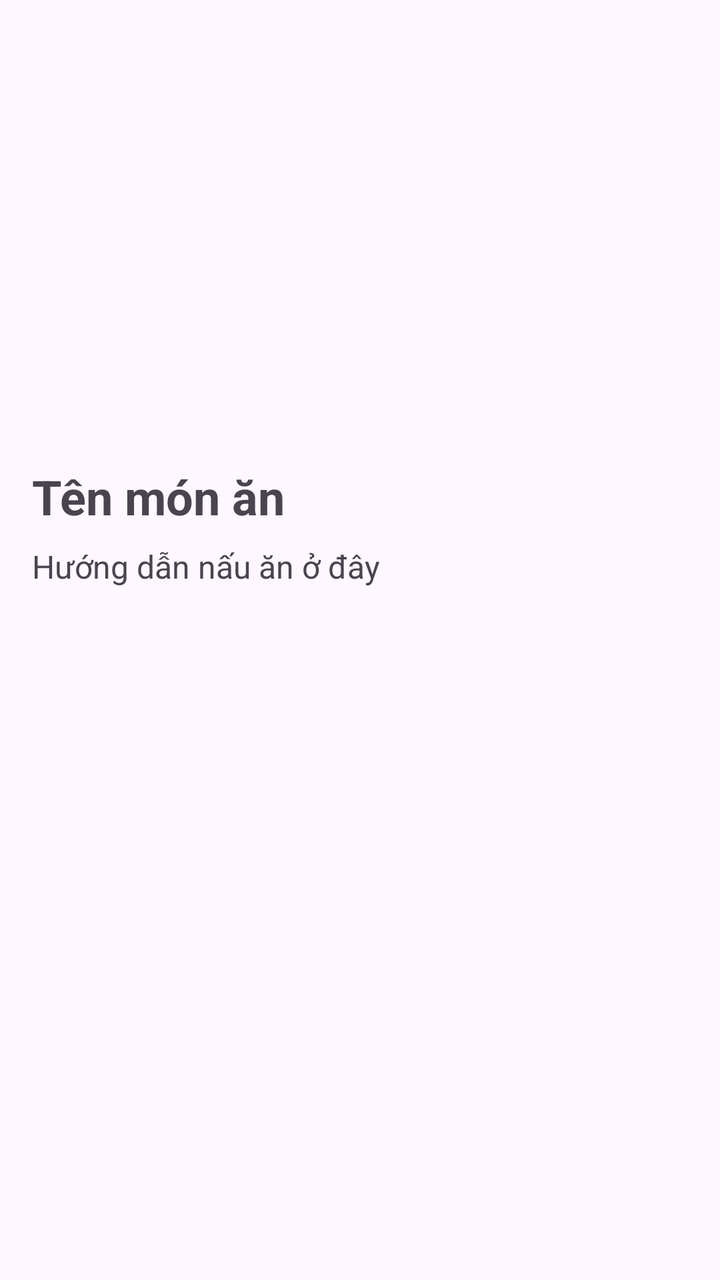
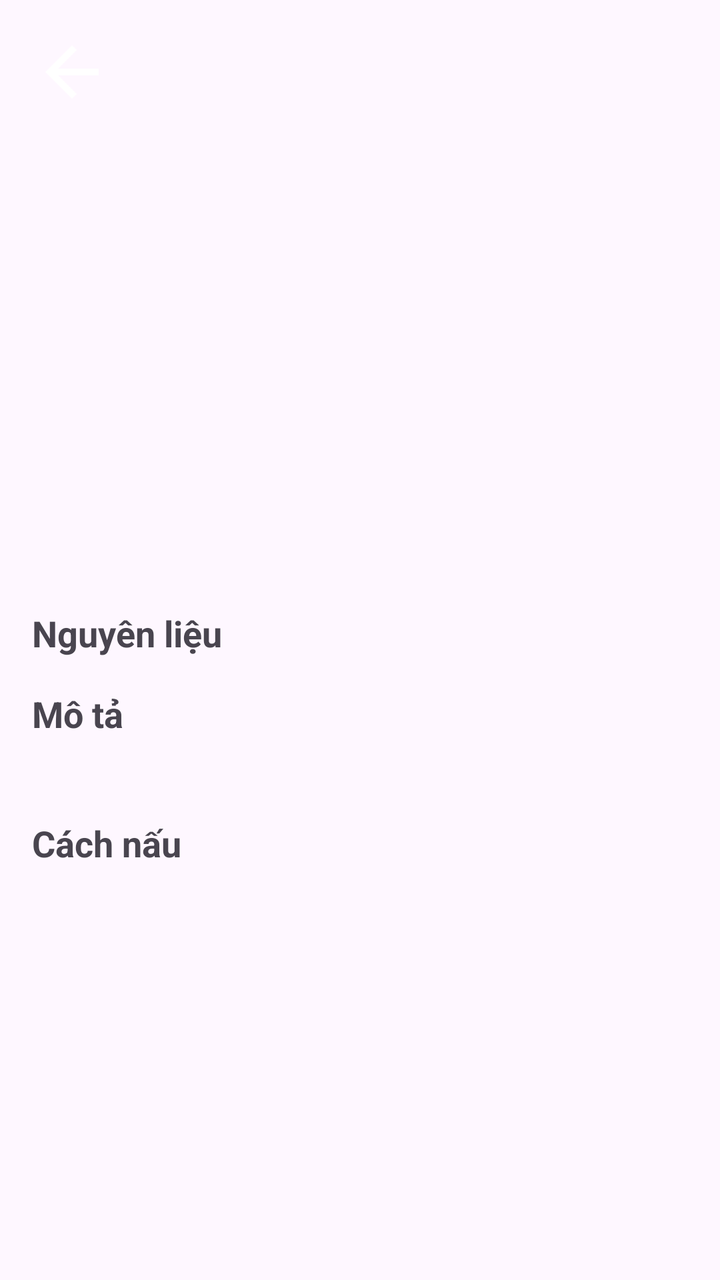

Screens rendered from an Android XML layout before and after an edit, with the pre-edit source and the edit as a unified diff.
<!-- AndroidManifest.xml: application theme Theme.MenuBuilderV2 -->
<!-- res/layout/activity_view_food_detail.xml -->
<?xml version="1.0" encoding="utf-8"?>
<ScrollView xmlns:android="http://schemas.android.com/apk/res/android"
    android:id="@+id/main"
    android:layout_width="match_parent"
    android:layout_height="match_parent"
    android:padding="16dp">

    <LinearLayout
        android:layout_width="match_parent"
        android:layout_height="wrap_content"
        android:orientation="vertical">

        <ImageView
            android:id="@+id/imgFoodDetail"
            android:layout_width="match_parent"
            android:layout_height="200dp"
            android:scaleType="centerCrop"
            android:layout_marginBottom="16dp"/>

        <TextView
            android:id="@+id/txtFoodTitle"
            android:layout_width="wrap_content"
            android:layout_height="wrap_content"
            android:text="Tên món ăn"
            android:textSize="24sp"
            android:textStyle="bold"
            android:layout_marginBottom="8dp" />

        <TextView
            android:id="@+id/txtFoodGuide"
            android:layout_width="wrap_content"
            android:layout_height="wrap_content"
            android:text="Hướng dẫn nấu ăn ở đây"
            android:textSize="16sp" />
    </LinearLayout>

</ScrollView>
<!-- resources referenced by this layout -->
<resources>
  <style name="Theme.MenuBuilderV2" parent="Base.Theme.MenuBuilderV2" />
  <style name="Base.Theme.MenuBuilderV2" parent="Theme.Material3.DayNight.NoActionBar">
          
          
      </style>
</resources>

<!-- the commit's change to res/layout/activity_view_food_detail.xml (unified diff, before → after) -->
@@ -3,35 +3,98 @@
     android:id="@+id/main"
     android:layout_width="match_parent"
     android:layout_height="match_parent"
-    android:padding="16dp">
+    android:fillViewport="true">
 
     <LinearLayout
         android:layout_width="match_parent"
         android:layout_height="wrap_content"
         android:orientation="vertical">
 
-        <ImageView
-            android:id="@+id/imgFoodDetail"
+        <FrameLayout
             android:layout_width="match_parent"
-            android:layout_height="200dp"
-            android:scaleType="centerCrop"
-            android:layout_marginBottom="16dp"/>
+            android:layout_height="220dp">
 
-        <TextView
-            android:id="@+id/txtFoodTitle"
-            android:layout_width="wrap_content"
+            <ImageView
+                android:id="@+id/imgFoodDetail"
+                android:layout_width="match_parent"
+                android:layout_height="match_parent"
+                android:scaleType="centerCrop" />
+
+            <ImageView
+                android:id="@+id/btnBack"
+                android:layout_width="40dp"
+                android:layout_height="40dp"
+                android:layout_margin="16dp"
+                android:src="@drawable/ic_arrow_back"
+                android:tint="@android:color/white" />
+        </FrameLayout>
+
+        <LinearLayout
+            android:layout_width="match_parent"
             android:layout_height="wrap_content"
-            android:text="Tên món ăn"
-            android:textSize="24sp"
-            android:textStyle="bold"
-            android:layout_marginBottom="8dp" />
+            android:orientation="vertical"
+            android:padding="16dp">
 
-        <TextView
-            android:id="@+id/txtFoodGuide"
-            android:layout_width="wrap_content"
-            android:layout_height="wrap_content"
-            android:text="Hướng dẫn nấu ăn ở đây"
-            android:textSize="16sp" />
+            <TextView
+                android:id="@+id/txtFoodTitle"
+                android:layout_width="match_parent"
+                android:layout_height="wrap_content"
+                android:textStyle="bold"
+                android:textSize="22sp"
+                android:textColor="@android:color/black" />
+
+            <TextView
+                android:id="@+id/txtFoodCategory"
+                android:layout_width="wrap_content"
+                android:layout_height="wrap_content"
+                android:layout_marginTop="4dp"
+                android:textColor="@android:color/darker_gray"
+                android:textSize="14sp" />
+
+            <TextView
+                android:layout_width="wrap_content"
+                android:layout_height="wrap_content"
+                android:text="Nguyên liệu"
+                android:textStyle="bold"
+                android:textSize="18sp"
+                android:layout_marginTop="16dp" />
+
+            <androidx.recyclerview.widget.RecyclerView
+                android:id="@+id/rvIngredients"
+                android:layout_width="match_parent"
+                android:layout_height="wrap_content"
+                android:nestedScrollingEnabled="false" />
+
+            <TextView
+                android:layout_width="wrap_content"
+                android:layout_height="wrap_content"
+                android:text="Mô tả"
+                android:textStyle="bold"
+                android:textSize="18sp"
+                android:layout_marginTop="16dp" />
+
+            <TextView
+                android:id="@+id/txtFoodDesc"
+                android:layout_width="match_parent"
+                android:layout_height="wrap_content"
+                android:textSize="15sp"
+                android:layout_marginTop="4dp" />
+
+            <TextView
+                android:layout_width="wrap_content"
+                android:layout_height="wrap_content"
+                android:text="Cách nấu"
+                android:textStyle="bold"
+                android:textSize="18sp"
+                android:layout_marginTop="16dp" />
+
+            <TextView
+                android:id="@+id/txtFoodGuide"
+                android:layout_width="match_parent"
+                android:layout_height="wrap_content"
+                android:textSize="15sp"
+                android:layout_marginTop="4dp" />
+        </LinearLayout>
     </LinearLayout>
 
 </ScrollView>
<!-- resource entries referenced after the edit -->
@@ -1,5 +1,11 @@
 <!-- resources referenced by this layout -->
 <resources>
+  <!-- drawable ic_arrow_back (drawable) -->
+  <vector xmlns:android="http://schemas.android.com/apk/res/android" android:autoMirrored="true" android:height="24dp" android:tint="#000000" android:viewportHeight="24" android:viewportWidth="24" android:width="24dp">
+        
+      <path android:fillColor="@android:color/white" android:pathData="M20,11H7.83l5.59,-5.59L12,4l-8,8 8,8 1.41,-1.41L7.83,13H20v-2z"/>
+      
+  </vector>
   <style name="Theme.MenuBuilderV2" parent="Base.Theme.MenuBuilderV2" />
   <style name="Base.Theme.MenuBuilderV2" parent="Theme.Material3.DayNight.NoActionBar">
           
